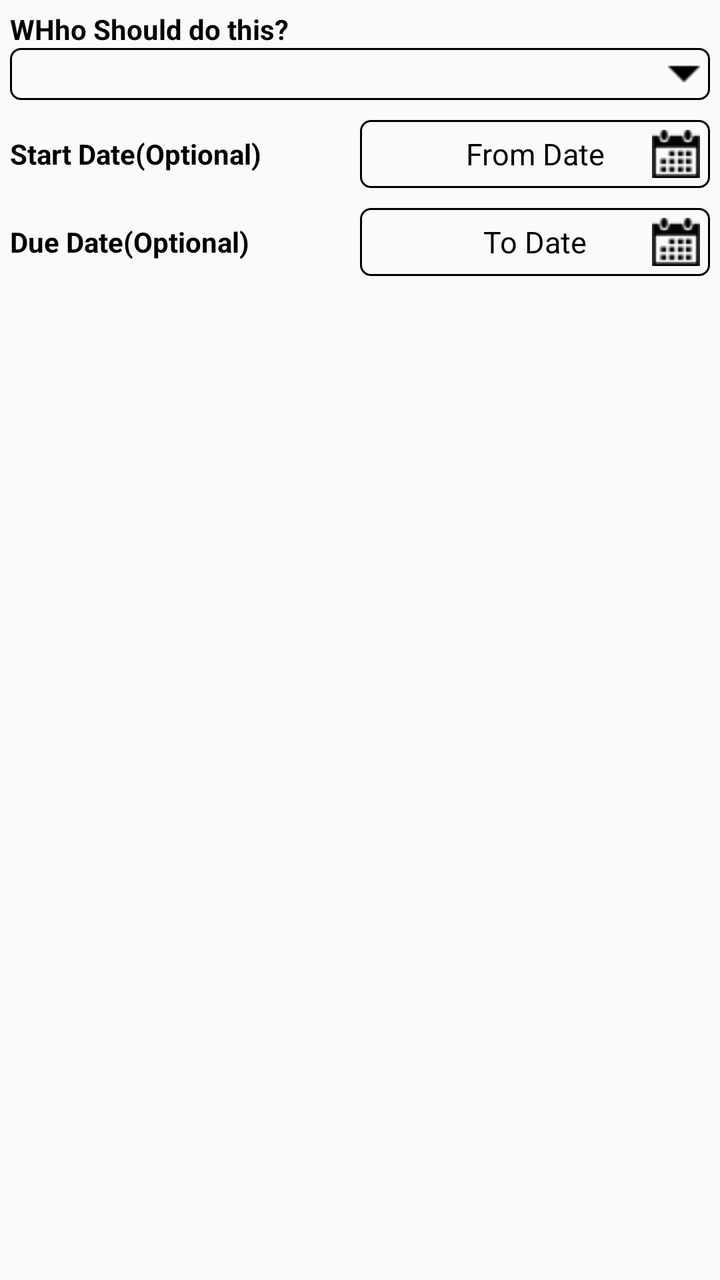
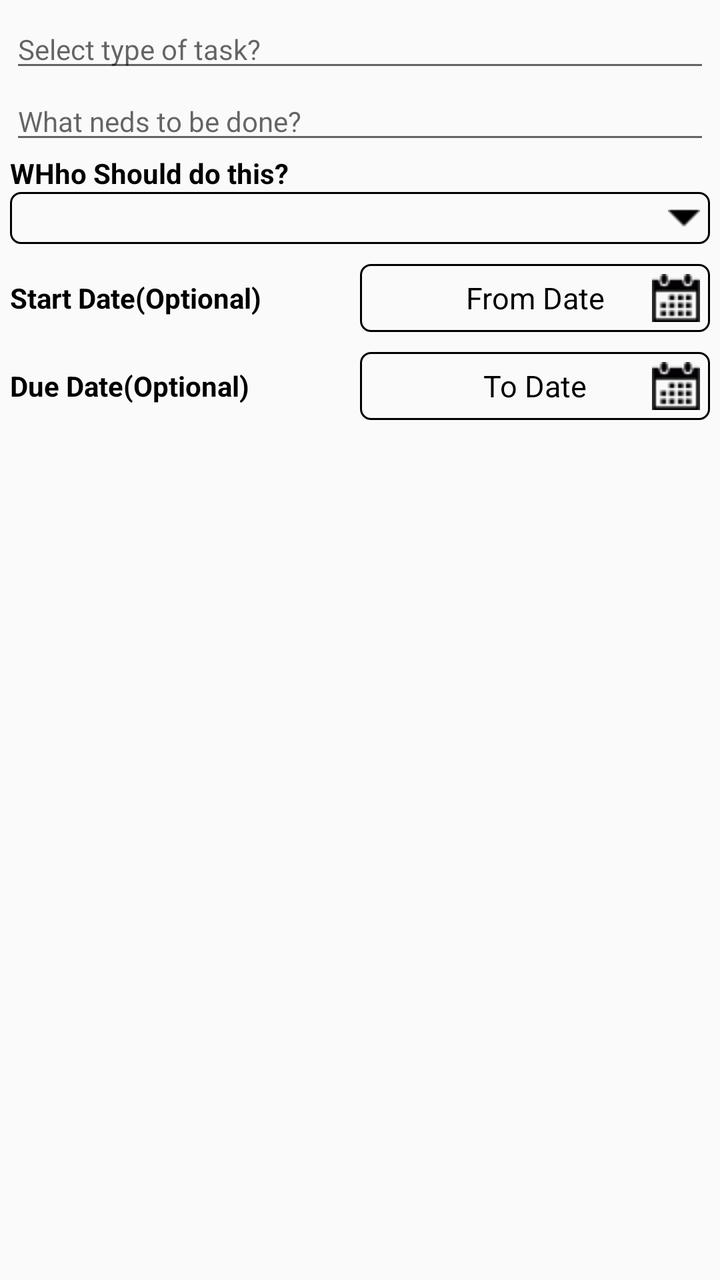

An Android layout rendered at two revisions. The XML below is the earlier revision; the diff shows what the commit changed to produce the second picture.
<!-- AndroidManifest.xml: application theme AppTheme -->
<!-- res/layout/task_fragment1.xml -->
<?xml version="1.0" encoding="utf-8"?>
<LinearLayout xmlns:android="http://schemas.android.com/apk/res/android"
    android:layout_width="match_parent"
    android:layout_height="match_parent"
    android:orientation="vertical"
    android:padding="5sp">

    <TextView
        android:id="@+id/textView2"
        android:layout_width="wrap_content"
        android:layout_height="wrap_content"
        android:text="WHho Should do this?"
        android:textColor="#000"
        android:textStyle="bold" />

    <RelativeLayout
        android:layout_width="wrap_content"
        android:layout_height="wrap_content"
        android:background="@drawable/spinner_border"
        android:orientation="horizontal">

        <Spinner
            android:id="@+id/TaskUsers"
            android:layout_width="match_parent"
            android:layout_height="wrap_content"
            android:layout_centerVertical="true"
            android:layout_gravity="center"
            android:background="@android:color/transparent"

            android:gravity="center"
            android:padding="5dp" />

        <ImageView
            android:layout_width="wrap_content"
            android:layout_height="wrap_content"
            android:layout_alignParentRight="true"
            android:layout_centerVertical="true"
            android:layout_gravity="center"
            android:padding="5sp"
            android:src="@drawable/drop_down" />

    </RelativeLayout>

    <LinearLayout
        android:layout_width="match_parent"
        android:layout_height="wrap_content"
        android:layout_marginTop="10dp"
        android:orientation="horizontal">

        <TextView
            android:layout_width="0dp"
            android:layout_height="wrap_content"
            android:text="Start Date(Optional)"
            android:layout_gravity="center"
            android:textColor="#000"
            android:layout_weight="1"
            android:textStyle="bold" />

        <RelativeLayout
            android:layout_width="0dp"
            android:layout_height="wrap_content"
            android:layout_weight="1"
            android:background="@drawable/spinner_border"
            android:orientation="horizontal">
            <TextView
                android:id="@+id/fromDate"
                android:layout_width="match_parent"
                android:layout_height="wrap_content"
                android:layout_gravity="center_horizontal"
                android:layout_centerVertical="true"
                android:gravity="center"
                android:text="From Date"
                android:textColor="#000"
                android:textSize="15dp"
                android:textStyle="normal" />

            <ImageView
                android:id="@+id/fromDateImage"
                android:layout_width="wrap_content"
                android:layout_height="wrap_content"
                android:layout_alignParentRight="true"
                android:layout_centerVertical="true"
                android:layout_gravity="center"
                android:padding="5sp"
                android:src="@drawable/calender" />

        </RelativeLayout>
    </LinearLayout>

    <LinearLayout
        android:layout_width="match_parent"
        android:layout_height="wrap_content"
        android:layout_marginTop="10dp"
        android:orientation="horizontal">

        <TextView
            android:layout_width="0dp"
            android:layout_height="wrap_content"
            android:text="Due Date(Optional)"
            android:layout_gravity="center"
            android:textColor="#000"
            android:layout_weight="1"
            android:textStyle="bold" />
        <RelativeLayout
            android:layout_width="0dp"
            android:layout_height="wrap_content"
            android:layout_weight="1"
            android:background="@drawable/spinner_border"
            android:orientation="horizontal">

            <TextView
                android:id="@+id/toDate"
                android:layout_width="match_parent"
                android:layout_height="wrap_content"
                android:layout_gravity="center_horizontal"
                android:layout_centerVertical="true"
                android:gravity="center"
                android:text="To Date"
                android:textColor="#000"
                android:textSize="15dp"
                android:textStyle="normal" />
        <ImageView
            android:id="@+id/toDateImage"
            android:layout_width="wrap_content"
            android:layout_height="wrap_content"
            android:layout_alignParentRight="true"
            android:layout_centerVertical="true"
            android:layout_gravity="center"
            android:padding="5sp"
            android:src="@drawable/calender" />
        </RelativeLayout>
    </LinearLayout>

</LinearLayout>
<!-- resources referenced by this layout -->
<resources>
  <!-- drawable calender: png bitmap (drawable, 698 bytes) -->
  <!-- drawable drop_down: png bitmap (drawable, 211 bytes) -->
  <!-- drawable spinner_border (drawable) -->
  <?xml version="1.0" encoding="utf-8"?>
  <shape xmlns:android="http://schemas.android.com/apk/res/android">
      <solid android:color="@android:color/transparent" />
      <corners android:radius="5dp" />
      <stroke
          android:width="1dp"
          android:color="#000">
  
      </stroke>
      </shape>
  <style name="AppTheme" parent="Theme.AppCompat.Light.DarkActionBar">
          
          <item name="windowNoTitle">true</item>
          <item name="windowActionBar">false</item>
          <item name="colorPrimary">@color/colorPrimary</item>
          <item name="colorPrimaryDark">@color/colorPrimaryDark</item>
          <item name="colorAccent">@color/colorAccent</item>
      </style>
  <color name="colorPrimary">#124514</color>
  <color name="colorPrimaryDark">#303F9F</color>
  <color name="colorAccent">#000105</color>
</resources>

<!-- the commit's change to res/layout/task_fragment1.xml (unified diff, before → after) -->
@@ -4,13 +4,29 @@
     android:layout_height="match_parent"
     android:orientation="vertical"
     android:padding="5sp">
+    <EditText
+        android:layout_width="match_parent"
+        android:layout_height="wrap_content"
+        android:id="@+id/taskHeader"
+        android:textSize="14sp"
+        android:hint="Select type of task?"
+        />
 
+
+    <EditText
+        android:layout_width="match_parent"
+        android:layout_height="wrap_content"
+        android:id="@+id/taskDes"
+        android:textSize="14sp"
+        android:hint="What neds to be done?"
+        />
     <TextView
         android:id="@+id/textView2"
         android:layout_width="wrap_content"
         android:layout_height="wrap_content"
         android:text="WHho Should do this?"
         android:textColor="#000"
+        android:textSize="14sp"
         android:textStyle="bold" />
 
     <RelativeLayout
@@ -53,6 +69,7 @@
             android:text="Start Date(Optional)"
             android:layout_gravity="center"
             android:textColor="#000"
+            android:textSize="14sp"
             android:layout_weight="1"
             android:textStyle="bold" />
 
@@ -99,6 +116,7 @@
             android:text="Due Date(Optional)"
             android:layout_gravity="center"
             android:textColor="#000"
+            android:textSize="14sp"
             android:layout_weight="1"
             android:textStyle="bold" />
         <RelativeLayout
